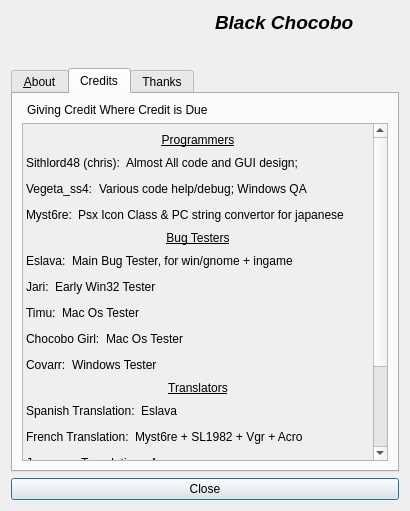
Before: the Qt Designer form about.ui in sithlord48/blackchocobo, drawn with Qt 5.
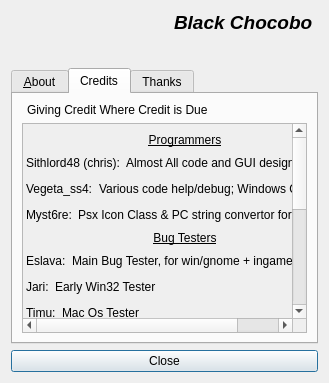
After: the same form once the commit is applied. The open tabs and pages were chosen to show the change. Icons and pictures are not drawn.

Diff of the .ui file:
```diff
--- a/about.ui
+++ b/about.ui
@@ -9,8 +9,8 @@
    <rect>
     <x>0</x>
     <y>0</y>
-    <width>0</width>
-    <height>0</height>
+    <width>329</width>
+    <height>383</height>
    </rect>
   </property>
   <property name="windowTitle">
@@ -27,17 +27,7 @@
    <item>
     <layout class="QHBoxLayout" name="_2">
      <item>
-      <widget class="QLabel" name="lbl_icon">
-       <property name="pixmap">
-        <pixmap resource="images.qrc">:/icon/bchoco</pixmap>
-       </property>
-       <property name="scaledContents">
-        <bool>true</bool>
-       </property>
-       <property name="indent">
-        <number>0</number>
-       </property>
-      </widget>
+      <widget class="QLabel" name="lbl_icon"/>
      </item>
      <item>
       <spacer name="spacer_4">
@@ -285,8 +275,8 @@
            <rect>
             <x>0</x>
             <y>0</y>
-            <width>738</width>
-            <height>885</height>
+            <width>378</width>
+            <height>491</height>
            </rect>
           </property>
           <layout class="QVBoxLayout" name="_8">
```
Left out of the diff: 4 changed lines with no effect on the pictures.
